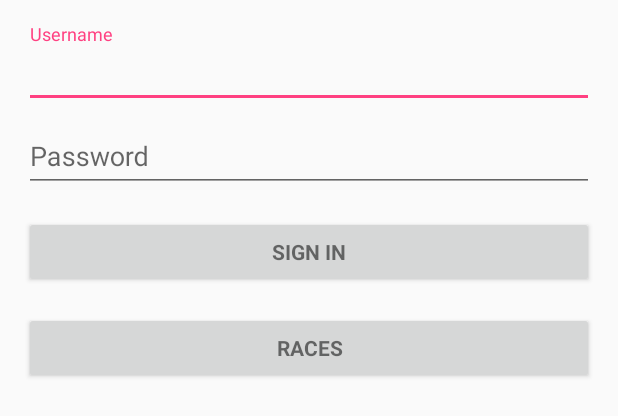
After one commit to SamSegers/MBD2AndroidSam_Timo, an Android app: the layout activity_login.xml on its own in the app's theme, with its tools: preview values and no code run, on a phone screen of 412 x 824 dp. The commit adds this screen. Shown: the top 416 px of the screen. Run offline under Robolectric (Android 15) with nearby library versions, the phone set to English and light mode, and no system bars.

Commit message:
login activity

```diff
--- /dev/null
+++ b/app/src/main/res/layout/activity_login.xml
@@ -0,0 +1,86 @@
+<LinearLayout xmlns:android="http://schemas.android.com/apk/res/android"
+    xmlns:tools="http://schemas.android.com/tools"
+    android:layout_width="match_parent"
+    android:layout_height="match_parent"
+    android:gravity="center_horizontal"
+    android:orientation="vertical"
+    android:paddingBottom="@dimen/activity_vertical_margin"
+    android:paddingLeft="@dimen/activity_horizontal_margin"
+    android:paddingRight="@dimen/activity_horizontal_margin"
+    android:paddingTop="@dimen/activity_vertical_margin"
+    tools:context="nl.samtimo.pubcrawl.LoginActivity">
+
+    <!-- Login progress -->
+    <ProgressBar
+        android:id="@+id/login_progress"
+        style="?android:attr/progressBarStyleLarge"
+        android:layout_width="wrap_content"
+        android:layout_height="wrap_content"
+        android:layout_marginBottom="8dp"
+        android:visibility="gone" />
+
+    <ScrollView
+        android:id="@+id/login_form"
+        android:layout_width="match_parent"
+        android:layout_height="match_parent">
+
+        <LinearLayout
+            android:id="@+id/email_login_form"
+            android:layout_width="match_parent"
+            android:layout_height="wrap_content"
+            android:orientation="vertical">
+
+            <android.support.design.widget.TextInputLayout
+                android:layout_width="match_parent"
+                android:layout_height="wrap_content">
+
+                <android.support.design.widget.TextInputEditText
+                    android:id="@+id/username"
+                    android:layout_width="match_parent"
+                    android:layout_height="wrap_content"
+                    android:hint="@string/prompt_username"
+                    android:inputType="text"
+                    android:maxLines="1"
+                    android:singleLine="true" />
+
+            </android.support.design.widget.TextInputLayout>
+
+            <android.support.design.widget.TextInputLayout
+                android:layout_width="match_parent"
+                android:layout_height="wrap_content">
+
+                <android.support.design.widget.TextInputEditText
+                    android:id="@+id/password"
+                    android:layout_width="match_parent"
+                    android:layout_height="wrap_content"
+                    android:hint="@string/prompt_password"
+                    android:imeActionId="@+id/login"
+                    android:imeActionLabel="@string/action_sign_in_short"
+                    android:imeOptions="actionUnspecified"
+                    android:inputType="textPassword"
+                    android:maxLines="1"
+                    android:singleLine="true" />
+
+            </android.support.design.widget.TextInputLayout>
+
+            <Button
+                android:id="@+id/user_sign_in_button"
+                style="?android:textAppearanceSmall"
+                android:layout_width="match_parent"
+                android:layout_height="wrap_content"
+                android:layout_marginTop="16dp"
+                android:text="@string/action_sign_in_short"
+                android:textStyle="bold" />
+
+            <Button
+                android:id="@+id/races_button"
+                style="?android:textAppearanceSmall"
+                android:layout_width="match_parent"
+                android:layout_height="wrap_content"
+                android:layout_marginTop="16dp"
+                android:text="races"
+                android:textStyle="bold" />
+
+        </LinearLayout>
+    </ScrollView>
+</LinearLayout>
--- a/app/src/main/res/values/strings.xml
+++ b/app/src/main/res/values/strings.xml
@@ -1,4 +1,18 @@
 <resources>
     <string name="app_name">Pubcrawl</string>
     <string name="action_settings">Settings</string>
+    <string name="title_activity_login">Sign in</string>
+
+    <!-- Strings related to login -->
+    <string name="prompt_username">Username</string>
+    <string name="prompt_password">Password</string>
+    <string name="action_sign_in">Sign in or register</string>
+    <string name="action_sign_in_short">Sign in</string>
+    <string name="error_invalid_username">This username is invalid</string>
+    <string name="error_invalid_password">This password is too short</string>
+    <string name="error_incorrect_password">This password is incorrect</string>
+    <string name="error_field_required">This field is required</string>
+    <string name="permission_rationale">"Contacts permissions are needed for providing email
+        completions."
+    </string>
 </resources>
```
Also changed, not shown: app/src/main/AndroidManifest.xml (+11 -3 lines), app/src/main/java/nl/samtimo/pubcrawl/LoginActivity.java (added, +351 -0 lines), app/src/main/java/nl/samtimo/pubcrawl/Request.java (added, +34 -0 lines), app/src/main/java/nl/samtimo/pubcrawl/RequestMethod.java (added, +8 -0 lines), app/src/main/java/nl/samtimo/pubcrawl/RequestProperty.java (added, +22 -0 lines), app/src/main/java/nl/samtimo/pubcrawl/RequestTask.java (added, +89 -0 lines).
